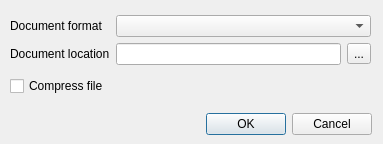
This is src/corelibs/U2Gui/src/util/ui/AddNewDocumentDialog.ui in violethaze74/ugene as Qt 5 draws it before an edit. The edited form follows.
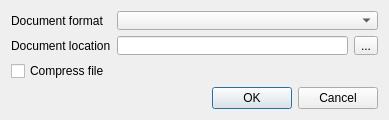
This is the edited form.

```diff
--- a/src/corelibs/U2Gui/src/util/ui/AddNewDocumentDialog.ui
+++ b/src/corelibs/U2Gui/src/util/ui/AddNewDocumentDialog.ui
@@ -6,38 +6,24 @@
    <rect>
     <x>0</x>
     <y>0</y>
-    <width>383</width>
-    <height>144</height>
+    <width>389</width>
+    <height>120</height>
    </rect>
   </property>
+  <property name="minimumSize">
+   <size>
+    <width>389</width>
+    <height>120</height>
+   </size>
+  </property>
   <property name="windowTitle">
    <string>Add new document</string>
   </property>
   <property name="modal">
    <bool>false</bool>
   </property>
-  <widget class="QDialogButtonBox" name="buttonBox">
-   <property name="geometry">
-    <rect>
-     <x>11</x>
-     <y>113</y>
-     <width>361</width>
-     <height>23</height>
-    </rect>
-   </property>
-   <property name="standardButtons">
-    <set>QDialogButtonBox::Cancel|QDialogButtonBox::Ok</set>
-   </property>
-  </widget>
-  <widget class="QWidget" name="layoutWidget">
-   <property name="geometry">
-    <rect>
-     <x>10</x>
-     <y>10</y>
-     <width>361</width>
-     <height>92</height>
-    </rect>
-   </property>
+  <layout class="QVBoxLayout" name="verticalLayout">
+   <item>
    <layout class="QGridLayout" name="gridLayout_3">
     <item row="0" column="0">
      <layout class="QGridLayout" name="gridLayout">
@@ -81,7 +67,15 @@
      </widget>
     </item>
    </layout>
-  </widget>
+   </item>
+   <item>
+    <widget class="QDialogButtonBox" name="buttonBox">
+     <property name="standardButtons">
+      <set>QDialogButtonBox::Cancel|QDialogButtonBox::Ok</set>
+     </property>
+    </widget>
+   </item>
+  </layout>
  </widget>
  <resources>
   <include location="../../../U2Gui.qrc"/>
```
Left out of the diff: 2 changed lines with no effect on the pictures. Lines whose indentation alone changed are shown as unchanged.
